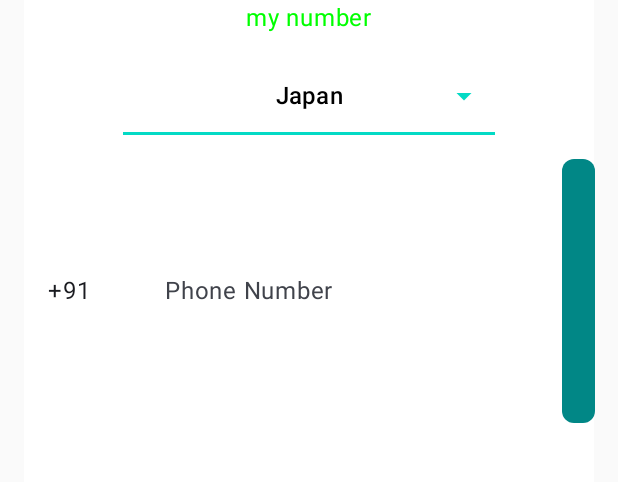
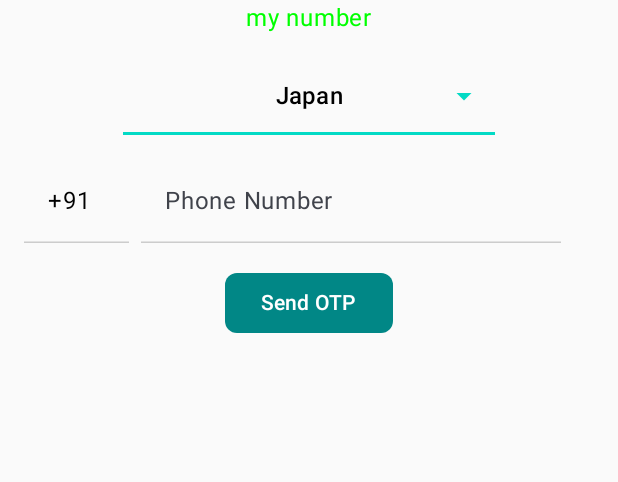
Before and after one commit to kuldeepahirwar/WhatsApp, an Android app built with Jetpack Compose: the screen it shows after launch (MainActivity), after a tap on "Agree and continue", on a phone screen of 412 x 824 dp, the part 168-650 px from its top. Run offline under Robolectric (Android 15) with nearby library versions, the phone set to English and light mode, and no system bars; our stand-ins replace Dagger/Hilt's generated code, Firebase (no records; nobody signed in at launch, a user with empty details on screens opened directly); 1 statement that could not run was skipped.

Commit message:
Implemented user profile screen

```diff
--- a/app/src/main/java/com/kuldeep/whatsapp/presentations/navigation/WhatsAppNavigationSystem.kt
+++ b/app/src/main/java/com/kuldeep/whatsapp/presentations/navigation/WhatsAppNavigationSystem.kt
@@ -7,6 +7,7 @@ import androidx.navigation.compose.rememberNavController
 import com.kuldeep.whatsapp.presentations.callscreen.CallScreen
 import com.kuldeep.whatsapp.presentations.communitiesscreen.CummunitiesScreen
 import com.kuldeep.whatsapp.presentations.homescreen.HomeScreen
+import com.kuldeep.whatsapp.presentations.profile.UserProfileSetScreen
 import com.kuldeep.whatsapp.presentations.splashscreen.SplashScreen
 import com.kuldeep.whatsapp.presentations.updatescreen.UpdateScreen
 import com.kuldeep.whatsapp.presentations.userregistrationscreen.AuthScreen
@@ -38,7 +39,9 @@ fun WhatsAppNavigationSystem() {
          composable<Routes.CallsScreen> {
              CallScreen()
          }
-
+         composable<Routes.UserProfileSetScreen> {
+             UserProfileSetScreen(navHostController=navController)
+         }
 
      }
  }
--- a/app/src/main/java/com/kuldeep/whatsapp/presentations/userregistrationscreen/UserRegistrationScreen.kt
+++ b/app/src/main/java/com/kuldeep/whatsapp/presentations/userregistrationscreen/UserRegistrationScreen.kt
@@ -63,20 +63,23 @@ fun AuthScreen(
     val context = LocalContext.current
     val activity = androidx.activity.compose.LocalActivity.current
 
+    //state variables for country selection and phone number input
     var expanded by remember { mutableStateOf(false) }
     var selectedCountry by remember { mutableStateOf("Japan") }
     var countryCode by remember { mutableStateOf("+91") }
     var phoneNumber by remember { mutableStateOf("") }
 
+    // state variable for OTP input
     var otp by remember { mutableStateOf("") }
     var verificationId by remember { mutableStateOf<String?>(null) }
+
     Column(
         modifier = Modifier
             .padding(16.dp)
-            .fillMaxSize()
-            .background(Color.White),
+            .fillMaxSize(),
         horizontalAlignment = Alignment.CenterHorizontally
-    ) {
+    )
+    {
         Text(
             text = "Enter your phone number",
             color = colorResource(R.color.teal_200),
@@ -95,6 +98,7 @@ fun AuthScreen(
                     }
                 }
             )
+
         }
         Text(text = "my number", color = Color.Green)
         Spacer(modifier = Modifier.height(16.dp))
@@ -137,7 +141,6 @@ fun AuthScreen(
                 }
             }
         }
-
             when (authState) {
                 is AuthState.Ideal, is AuthState.Loading, is AuthState.CodeSent -> {
                     if (authState is AuthState.CodeSent) {
@@ -155,11 +158,12 @@ fun AuthScreen(
                                 modifier = Modifier.width(70.dp),
                                 singleLine = true,
                                 colors = TextFieldDefaults.colors(
-                                focusedIndicatorColor = Color.Transparent,
-                                unfocusedIndicatorColor = Color.Transparent,
+                                    focusedIndicatorColor = Color.LightGray,
+                                    unfocusedIndicatorColor = Color.LightGray,
                                     focusedContainerColor = Color.Transparent,
                                     unfocusedContainerColor = Color.Transparent
-                            )
+                                ),
+                                textStyle = LocalTextStyle.current.copy(color = Color.Black)
                             )
                             Spacer(modifier = Modifier.width(8.dp))
                             TextField(
@@ -168,18 +172,23 @@ fun AuthScreen(
                                 placeholder = { Text(text = "Phone Number") },
                                 singleLine = true,
                                 colors = TextFieldDefaults.colors(
-                                focusedIndicatorColor = Color.Transparent,
-                                unfocusedIndicatorColor = Color.Transparent,
+                                    focusedIndicatorColor = Color.LightGray,
+                                    unfocusedIndicatorColor = Color.LightGray,
                                     focusedContainerColor = Color.Transparent,
                                     unfocusedContainerColor = Color.Transparent
                                 ),
+                                textStyle = LocalTextStyle.current.copy(color = Color.Black)
                             )
-
+                        }
                         Spacer(modifier = Modifier.height(16.dp))
+                        Box(
+                            modifier = Modifier.fillMaxWidth(),
+                            contentAlignment = Alignment.Center
+                        ) {
                             Button(
                                 onClick = {
                                     if (phoneNumber.isNotEmpty()) {
-                                    val fullPhoneNumber = "$countryCode$phoneNumber"
+                                        val fullPhoneNumber = "$countryCode $phoneNumber"
                                         if (activity != null) {
                                             phoneAuthViewModel.sendVerificationCode(
                                                 fullPhoneNumber,
@@ -196,10 +205,10 @@ fun AuthScreen(
                                 },
                                 shape = RoundedCornerShape(8.dp),
                                 colors = ButtonDefaults.buttonColors(
-                                colorResource(R.color.teal_700)
-                            )
+                                    colorResource(R.color.teal_700)                                )
                             ) {
-                            Text(text = "Send otp")
+                                Text(text = "Send OTP", color = Color.White)
+                            }
                         }
                     }
                         if (authState is AuthState.Loading) {
@@ -219,11 +228,11 @@ fun AuthScreen(
                                 TextField(
                                     value = otp,
                                     onValueChange = { otp = it },
-                                placeholder = { Text(text = "Enter OTP") },
+                                    placeholder = { Text(text = "OTP") },
                                     singleLine = true,
                                     colors = TextFieldDefaults.colors(
-                                    focusedIndicatorColor = Color.Transparent,
-                                    unfocusedIndicatorColor = Color.Transparent,
+                                        focusedIndicatorColor = Color.LightGray,
+                                        unfocusedIndicatorColor = Color.LightGray,
                                         focusedContainerColor = Color.Transparent,
                                         unfocusedContainerColor = Color.Transparent
                                     ),
@@ -234,12 +243,7 @@ fun AuthScreen(
                                         if (otp.isNotEmpty() && verificationId != null) {
                                             phoneAuthViewModel.verifyCode(otp, context)
                                         } else {
-                                        Toast.makeText(
-                                            context,
-                                            "Please enter OTP",
-                                            Toast.LENGTH_SHORT
-                                        )
-                                            .show()
+                                            Toast.makeText(context, "Please enter OTP", Toast.LENGTH_SHORT).show()
                                         }
                                     },
                                     shape = RoundedCornerShape(8.dp),
@@ -247,7 +251,7 @@ fun AuthScreen(
                                         colorResource(R.color.teal_700)
                                     )
                                 ) {
-                                Text(text = "Verify OTP")
+                                    Text(text = "Verify OTP", color = Color.White)
                                 }
                                 if (authState is AuthState.Loading) {
                                     Spacer(modifier = Modifier.height(16.dp))
@@ -255,13 +259,13 @@ fun AuthScreen(
                                 }
                             }
                         }
-                }
+
                 }
 
                 is AuthState.Success -> {
                     Log.d("PhoneAuth", "Login successfully")
                     phoneAuthViewModel.resetAuthState()
-                navHostController.navigate(Routes.UserProfileScreen) {
+                    navHostController.navigate(Routes.UserProfileSetScreen) {
                         popUpTo(Routes.UserRegistrationScreen) {
                             inclusive = true
                         }
@@ -270,8 +274,7 @@ fun AuthScreen(
 
                 is AuthState.Error -> {
                     Log.e("PhoneAuth", "Error: ${(authState as AuthState.Error).message}")
-                Toast.makeText(context, (authState as AuthState.Error).message, Toast.LENGTH_SHORT)
-                    .show()
+                    Toast.makeText(context, (authState as AuthState.Error).message, Toast.LENGTH_SHORT).show()
                 }
             }
 
```
Lines whose indentation alone changed are shown as unchanged.
